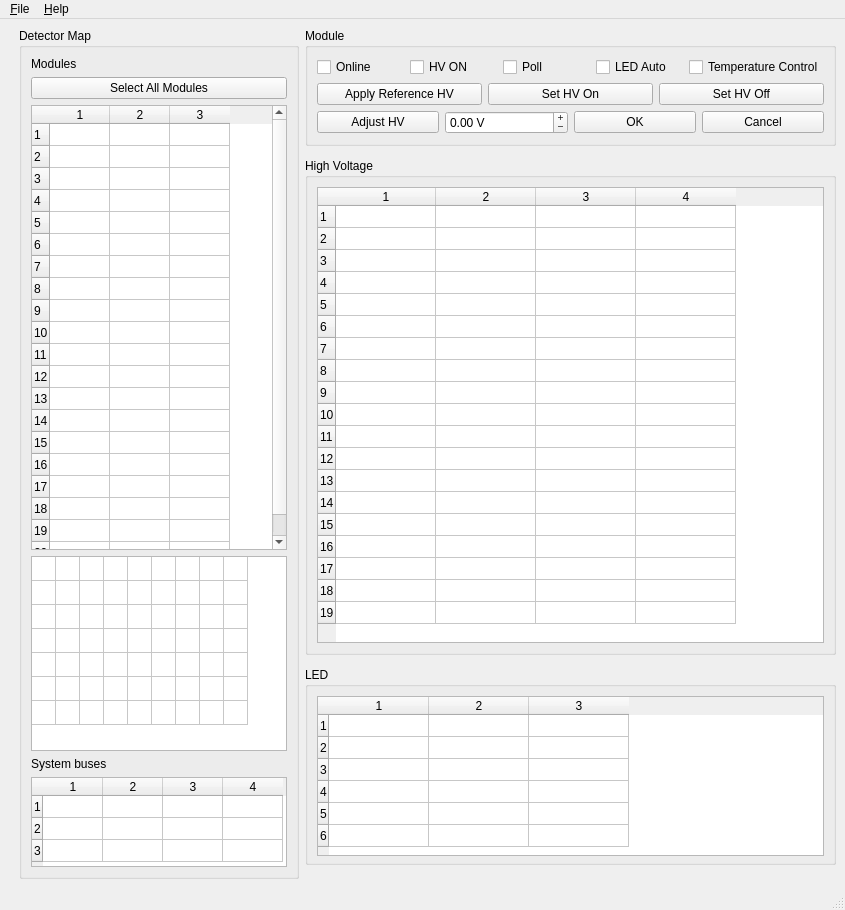
Old version of the form main.ui in the repository sultanmusin/pyslow.
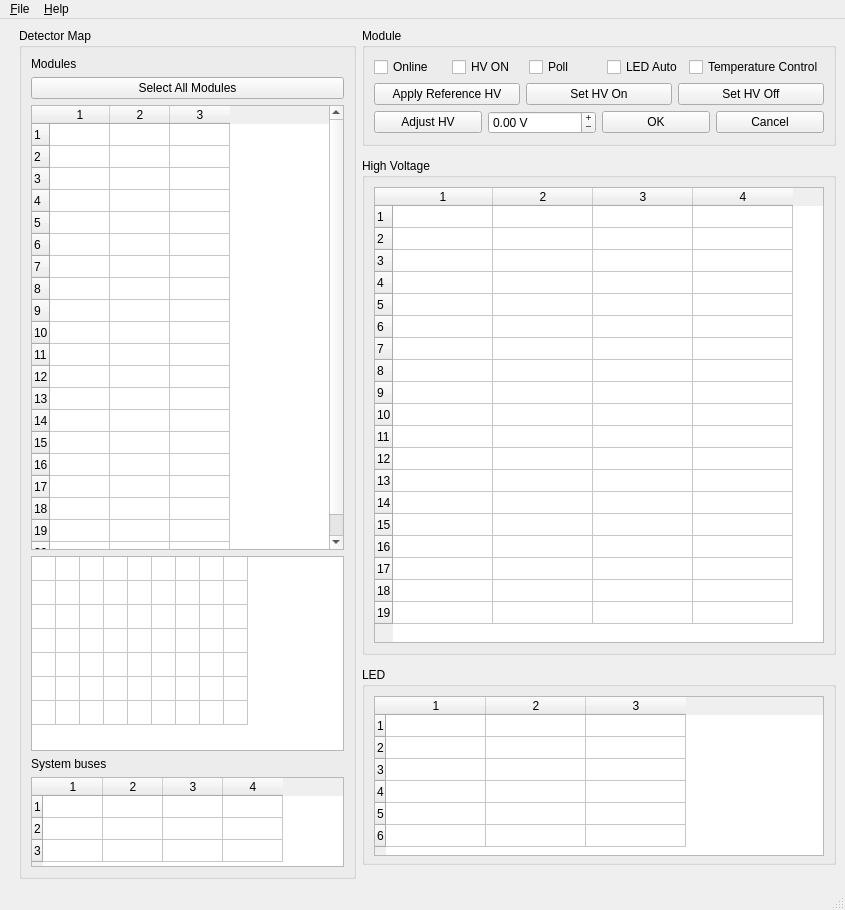
New version of the form.

What changed in the file:
```diff
--- a/main.ui
+++ b/main.ui
@@ -64,7 +64,7 @@
     <item>
      <widget class="QGroupBox" name="groupBox">
       <property name="sizePolicy">
-       <sizepolicy hsizetype="Fixed" vsizetype="MinimumExpanding">
+       <sizepolicy hsizetype="Preferred" vsizetype="MinimumExpanding">
         <horstretch>0</horstretch>
         <verstretch>1</verstretch>
        </sizepolicy>
@@ -158,6 +158,7 @@
          <property name="font">
           <font>
            <pointsize>8</pointsize>
+           <weight>50</weight>
            <bold>false</bold>
           </font>
          </property>
```
